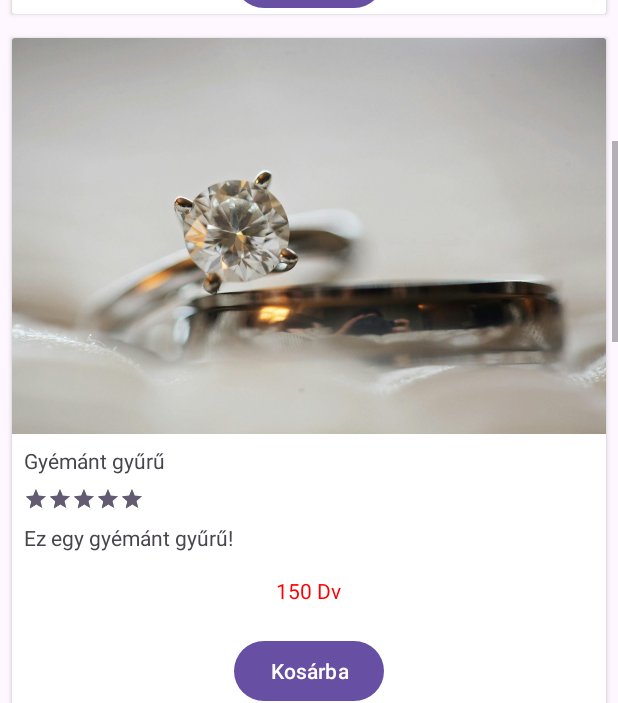
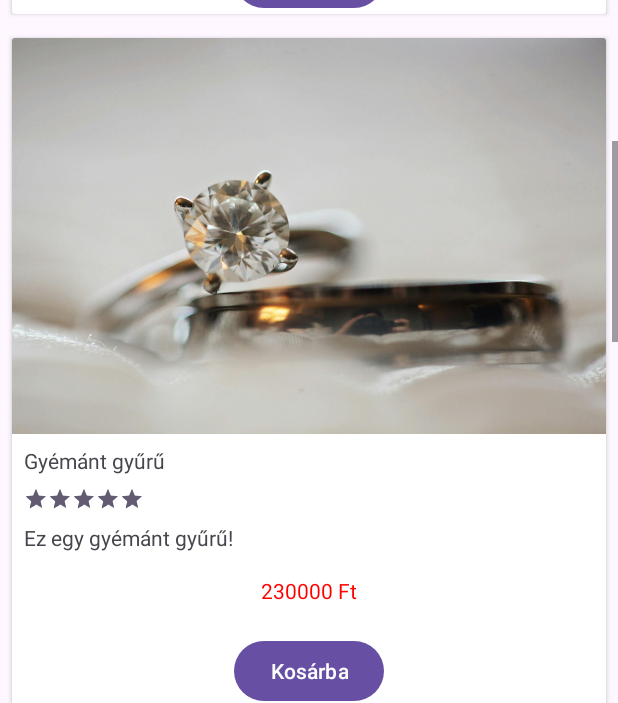
Before and after one commit to Digooo72/Ekszerwebshop3, an Android app: the ShopListActivity screen opened directly, with no data from a screen before it, scrolled down 576 dp, on a phone screen of 412 x 824 dp. Shown: the top 703 px of the screen. Run offline under Robolectric (Android 15) with nearby library versions, the phone set to English and light mode, and no system bars; our stand-ins replace Firebase (no records; nobody signed in at launch, a user with empty details on screens opened directly).

Commit message:
Merfoldko1

```diff
--- a/app/src/main/res/values/strings.xml
+++ b/app/src/main/res/values/strings.xml
@@ -69,15 +69,15 @@
     </array>
 
     <array name="shopping_item_price">
-        <item>100 Dv</item>
-        <item>150 Dv</item>
-        <item>500 Dv</item>
-        <item>300 Dv</item>
-        <item>180 Dv</item>
-        <item>70 Dv</item>
-        <item>20 Dv</item>
-        <item>30 Dv</item>
-        <item>15 Dv</item>
-        <item>90 Dv</item>
+        <item>8000 Ft</item>
+        <item>230000 Ft</item>
+        <item>150000 Ft</item>
+        <item>15000 Ft</item>
+        <item>5000 Ft</item>
+        <item>20000 Ft</item>
+        <item>200000 Ft</item>
+        <item>30000 Ft</item>
+        <item>250000 Ft</item>
+        <item>90000 Ft</item>
     </array>
 </resources>
```
